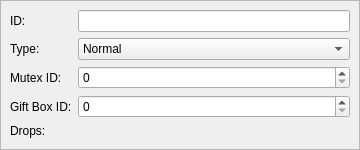
This is tools/cathedral/ui/DropSetProperties.ui in comphack/comp_hack as Qt 5 draws it before an edit. The edited form follows.
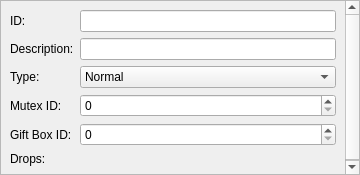
This is the edited form. Custom widgets are drawn as their Qt base class.

Commit message: Drop Set tool only description support

Patch:
```diff
--- a/tools/cathedral/ui/DropSetProperties.ui
+++ b/tools/cathedral/ui/DropSetProperties.ui
@@ -7,7 +7,7 @@
     <x>0</x>
     <y>0</y>
     <width>360</width>
-    <height>150</height>
+    <height>175</height>
    </rect>
   </property>
   <layout class="QVBoxLayout" name="layoutMain">
@@ -34,7 +34,7 @@
         <x>0</x>
         <y>0</y>
         <width>358</width>
-        <height>148</height>
+        <height>173</height>
        </rect>
       </property>
       <layout class="QFormLayout" name="layoutScrollArea">
@@ -52,14 +52,14 @@
          </property>
         </widget>
        </item>
-       <item row="1" column="0">
+       <item row="2" column="0">
         <widget class="QLabel" name="lblType">
          <property name="text">
           <string>Type:</string>
          </property>
         </widget>
        </item>
-       <item row="1" column="1">
+       <item row="2" column="1">
         <widget class="QComboBox" name="type">
          <item>
           <property name="text">
@@ -73,44 +73,54 @@
          </item>
         </widget>
        </item>
-       <item row="2" column="0">
+       <item row="3" column="0">
         <widget class="QLabel" name="lblMutexID">
          <property name="text">
           <string>Mutex ID:</string>
          </property>
         </widget>
        </item>
-       <item row="2" column="1">
+       <item row="3" column="1">
         <widget class="QSpinBox" name="mutexID">
          <property name="maximum">
           <number>2147483647</number>
          </property>
         </widget>
        </item>
-       <item row="3" column="0">
+       <item row="4" column="0">
         <widget class="QLabel" name="lblGiftBoxID">
          <property name="text">
           <string>Gift Box ID:</string>
          </property>
         </widget>
        </item>
-       <item row="3" column="1">
+       <item row="4" column="1">
         <widget class="QSpinBox" name="giftBoxID">
          <property name="maximum">
           <number>2147483647</number>
          </property>
         </widget>
        </item>
-       <item row="4" column="0">
+       <item row="5" column="0">
         <widget class="QLabel" name="lblDrops">
          <property name="text">
           <string>Drops:</string>
          </property>
         </widget>
        </item>
-       <item row="4" column="1">
+       <item row="5" column="1">
         <widget class="DynamicList" name="drops" native="true"/>
        </item>
+       <item row="1" column="0">
+        <widget class="QLabel" name="lblDesc">
+         <property name="text">
+          <string>Description:</string>
+         </property>
+        </widget>
+       </item>
+       <item row="1" column="1">
+        <widget class="QLineEdit" name="desc"/>
+       </item>
       </layout>
      </widget>
     </widget>
```
The commit also changes 5 other files.
